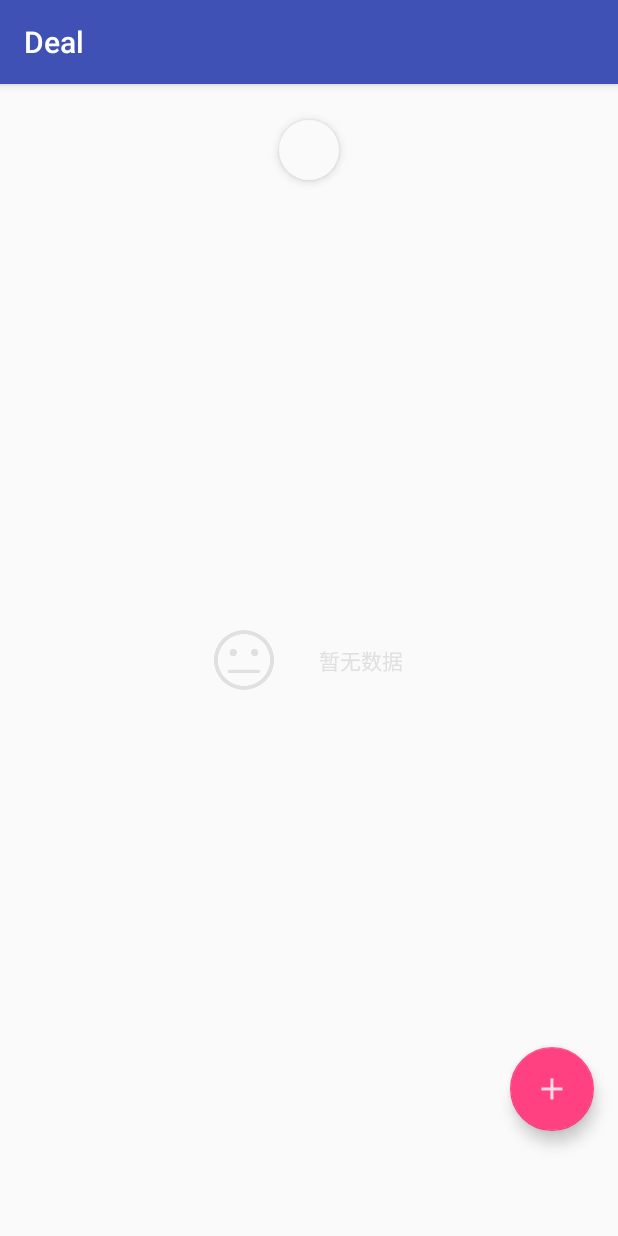
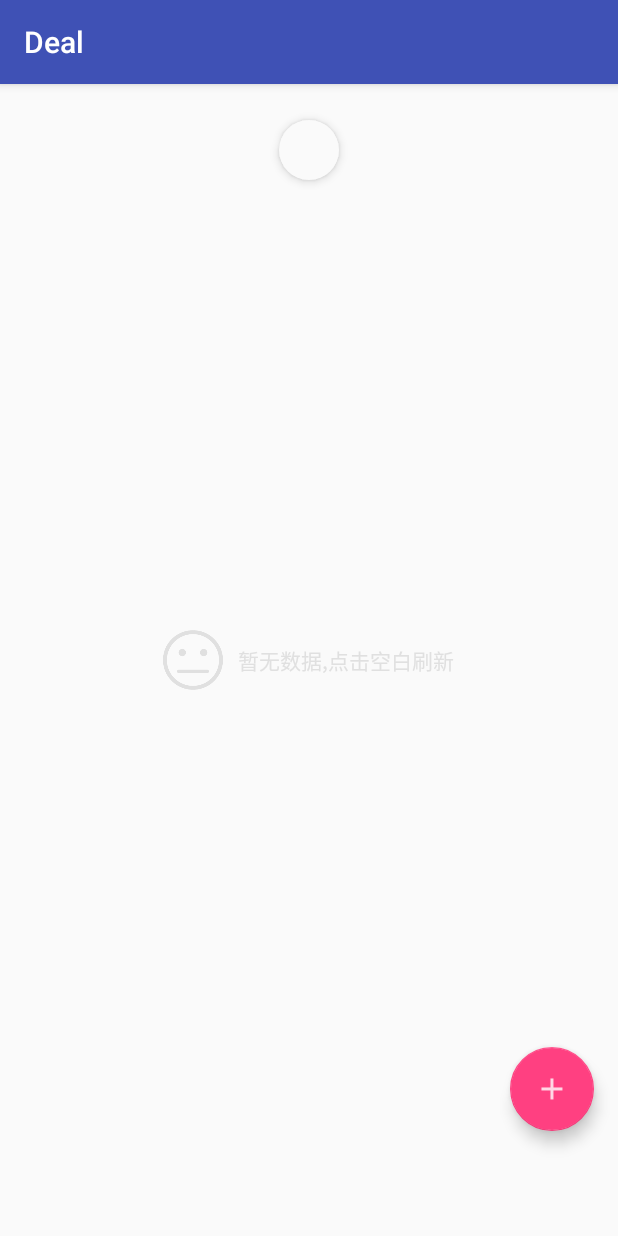
Before and after one commit to SchoolDeal/Deal2, an Android app: the fragment TakeOutFragment shown on its own in the app's theme, on a phone screen of 412 x 824 dp. Run offline under Robolectric (Android 15) with nearby library versions, the phone set to English and light mode, and no system bars; our stand-ins replace ButterKnife; libraries missing offline, so code that uses them is left out: cn.bmob.v3, com.afollestad.materialdialogs, com.amap.api, io.rong.imageloader; pictures from the network do not load; 6 statements that could not run were skipped.

Commit message:
点击刷新

```diff
--- a/app/src/main/java/com/school/schooldeal/takeout/model/model/TakeOutFragmentModel.java
+++ b/app/src/main/java/com/school/schooldeal/takeout/model/model/TakeOutFragmentModel.java
@@ -67,6 +67,7 @@ public class TakeOutFragmentModel implements ImplTakeOutFragmentModel {
                     if (e == null) {
                         List<TakeawayRequest> result = bmobQueryResult.getResults();
                         if (result != null && result.size() > 0) {
+                            Log.d(className, "______________result: "+result.toString());
                             conversionAndLoadSuccess(result);
                         } else {
                             Log.d(className, "查询成功，无数据返回");
@@ -76,6 +77,7 @@ public class TakeOutFragmentModel implements ImplTakeOutFragmentModel {
                     }else{
                         Log.d(className, "load error: "+e.getErrorCode()+" message: "+e.getMessage());
                         mPresenter.loadOrdersFail(e.getErrorCode(), e.getMessage());
+                        mPresenter.loadDataEmpty();
                     }
                 }
             });
--- a/app/src/main/res/layout/fragment_takeout.xml
+++ b/app/src/main/res/layout/fragment_takeout.xml
@@ -10,7 +10,6 @@
         android:layout_width="match_parent"
         android:layout_height="match_parent">
 
-
             <android.support.v7.widget.RecyclerView
                 app:layout_behavior="@string/appbar_scrolling_view_behavior"
                 android:layout_width="match_parent"
@@ -22,6 +21,7 @@
 
 
     <RelativeLayout
+        android:id="@+id/no_data_rl"
         android:layout_width="match_parent"
         android:layout_height="match_parent">
 
@@ -39,11 +39,11 @@
                 android:layout_width="40dp"
                 android:layout_height="40dp"/>
             <TextView
-                android:text="暂无数据"
+                android:text="暂无数据,点击空白刷新"
                 android:layout_toRightOf="@+id/emoji"
                 android:textColor="@color/md_grey_300"
                 android:layout_centerVertical="true"
-                android:layout_marginStart="30dp"
+                android:layout_marginStart="10dp"
                 android:layout_width="wrap_content"
                 android:layout_height="wrap_content"/>
 
```
Also changed, not shown: app/src/main/java/com/school/schooldeal/takeout/view/TakeOutFragment.java (+21 -10 lines), app/src/main/res/mipmap-mdpi/king.jpg (deleted), app/src/main/res/mipmap-mdpi/pontiff.jpg (deleted), app/src/main/res/mipmap-mdpi/xueyou.jpg (deleted).
